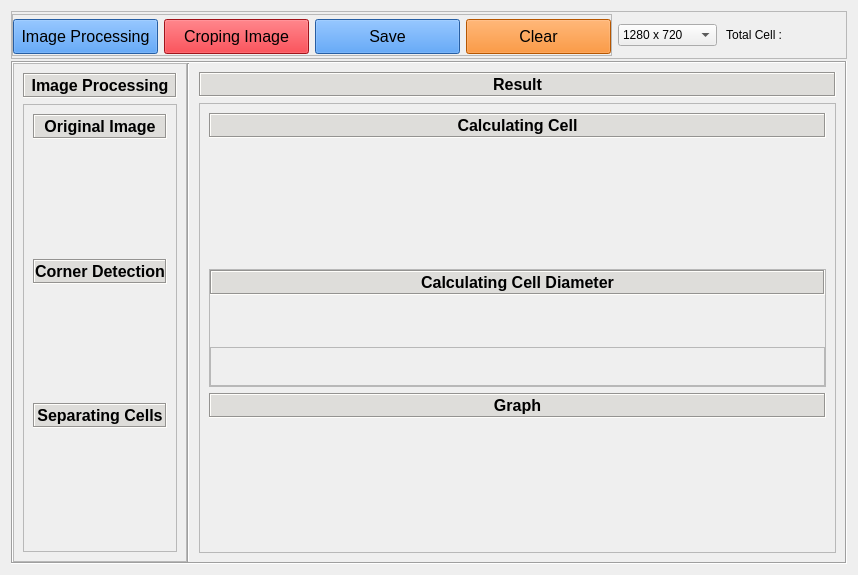
First picture: the form in ui_widget.ui, repository aziz-0110/moilapp-plugin-histologi-bat, before the edit.
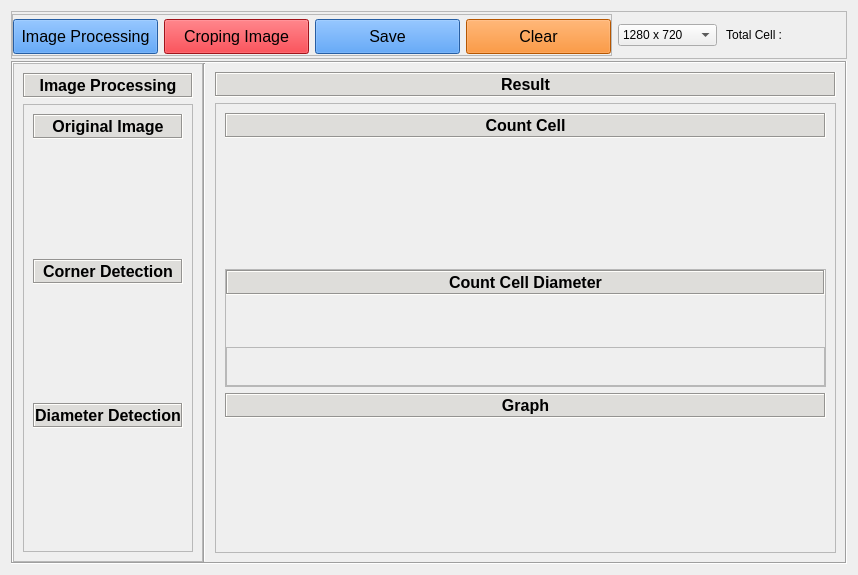
Second picture: the form after the edit.

Commit message: update ui diameter detection

Diff of the .ui file:
```diff
--- a/ui_widget.ui
+++ b/ui_widget.ui
@@ -512,7 +512,7 @@
                      <enum>QFrame::Sunken</enum>
                     </property>
                     <property name="text">
-                     <string>Separating Cells</string>
+                     <string>Diameter Detection</string>
                     </property>
                     <property name="alignment">
                      <set>Qt::AlignCenter</set>
@@ -623,7 +623,7 @@
                   <enum>QFrame::Sunken</enum>
                  </property>
                  <property name="text">
-                  <string>Calculating Cell</string>
+                  <string>Count Cell</string>
                  </property>
                  <property name="alignment">
                   <set>Qt::AlignCenter</set>
@@ -689,7 +689,7 @@
                      <enum>QFrame::Sunken</enum>
                     </property>
                     <property name="text">
-                     <string>Calculating Cell Diameter</string>
+                     <string>Count Cell Diameter</string>
                     </property>
                     <property name="alignment">
                      <set>Qt::AlignCenter</set>
```
Left out of the diff: 2 changed lines with no effect on the pictures. The commit also changes 2 other files.
